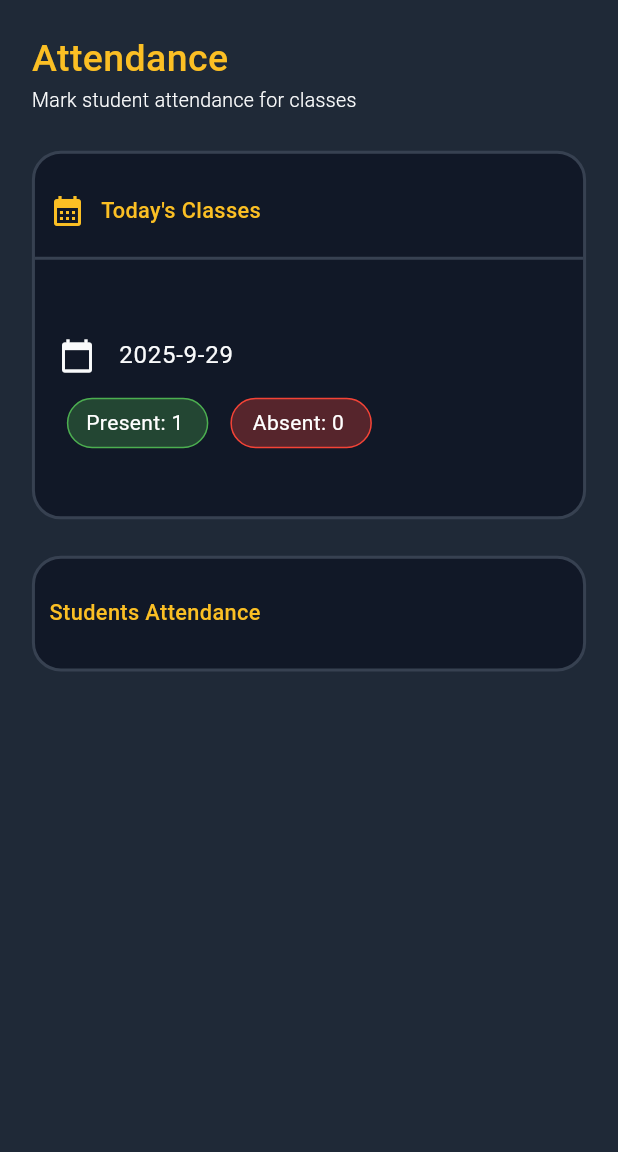
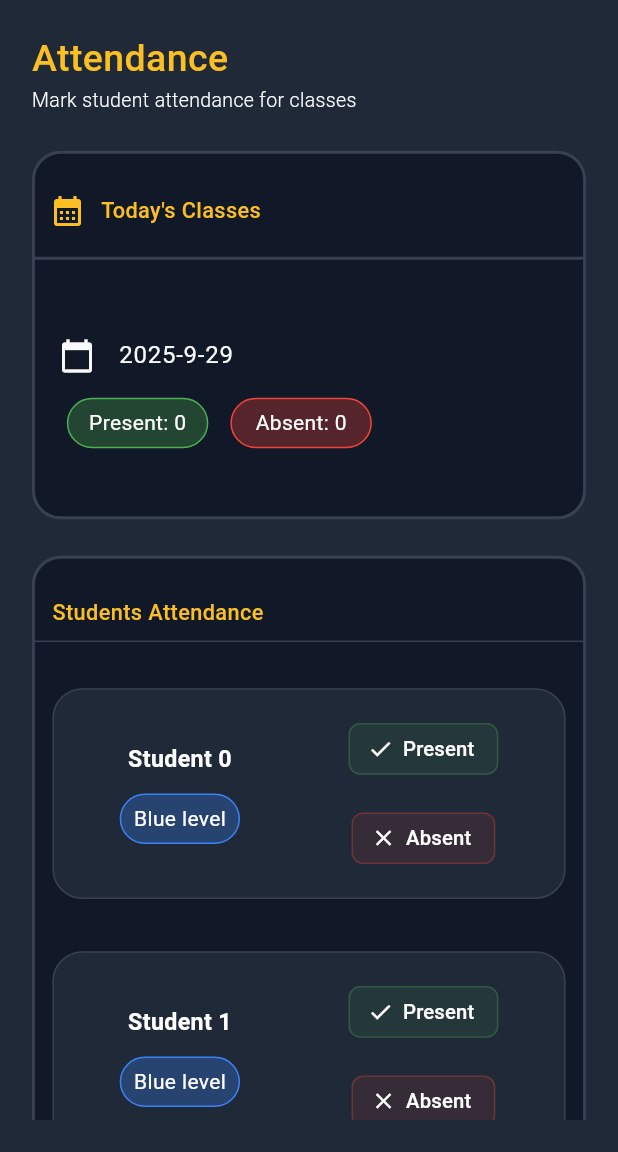
Before and after one commit to Mahfouz28/academy, a Flutter app: the Attendance screen opened by its route, on a phone screen of 412 x 824 dp, the part 84-1236 px from its top. Run offline on Flutter 3.47's test engine with Material 3 defaults, Android fonts, the phone set to English and light mode, and no system bars; our stand-ins replace bloc, flutter_bloc, flutter_screenutil, supabase_flutter; accounts and stored records are empty.

Commit message:
add student attendace card  ,and logic

```diff
--- a/lib/features/attendance/ui/pages/attendance.dart
+++ b/lib/features/attendance/ui/pages/attendance.dart
@@ -2,14 +2,54 @@ import 'package:academy/core/themes/app_color.dart';
 import 'package:academy/core/widgets/app_bar.dart';
 import 'package:academy/core/widgets/app_card.dart';
 import 'package:academy/core/widgets/drawer.dart';
-import 'package:academy/core/widgets/status_badge.dart';
-
+import 'package:academy/features/attendance/ui/widgets/attend_card.dart';
 import 'package:academy/features/attendance/ui/widgets/attendancr_header.dart';
 import 'package:flutter/material.dart';
 import 'package:flutter_screenutil/flutter_screenutil.dart';
 
-class Attendance extends StatelessWidget {
+class Attendance extends StatefulWidget {
   const Attendance({super.key});
+
+  @override
+  State<Attendance> createState() => _AttendanceState();
+}
+
+class _AttendanceState extends State<Attendance> {
+  int counterPresent = 0;
+  int counterAbsent = 0;
+
+  List<StudentAttendance> students = List.generate(
+    2,
+    (index) => StudentAttendance(name: "Student $index", belt: "Blue level"),
+  );
+
+  void toggleAttend(int index) {
+    setState(() {
+      final student = students[index];
+
+      if (student.isAbsent) counterAbsent--;
+
+      if (!student.isAttend) {
+        student.isAttend = true;
+        student.isAbsent = false;
+        counterPresent++;
+      }
+    });
+  }
+
+  void toggleAbsent(int index) {
+    setState(() {
+      final student = students[index];
+
+      if (student.isAttend) counterPresent--;
+
+      if (!student.isAbsent) {
+        student.isAbsent = true;
+        student.isAttend = false;
+        counterAbsent++;
+      }
+    });
+  }
 
   @override
   Widget build(BuildContext context) {
@@ -25,18 +65,20 @@ class Attendance extends StatelessWidget {
               physics: const AlwaysScrollableScrollPhysics(
                 parent: BouncingScrollPhysics(),
               ),
-
               child: Column(
                 crossAxisAlignment: CrossAxisAlignment.start,
                 children: [
-                  AttendancrHeader(),
+                  AttendancrHeader(
+                    attend: counterPresent,
+                    absent: counterAbsent,
+                  ),
                   AppCard(
-                    child: Padding(
-                      padding: EdgeInsets.symmetric(horizontal: 10.0.r),
-                      child: Column(
-                        crossAxisAlignment: CrossAxisAlignment.start,
-                        children: [
-                          Text(
+                    child: Column(
+                      crossAxisAlignment: CrossAxisAlignment.start,
+                      children: [
+                        Padding(
+                          padding: EdgeInsets.symmetric(horizontal: 12.0.r),
+                          child: Text(
                             'Students Attendance',
                             style: TextStyle(
                               fontSize: 15.sp,
@@ -44,8 +86,67 @@ class Attendance extends StatelessWidget {
                               color: AppColors.chart1,
                             ),
                           ),
-                          Container(),
-                        ],
+                        ),
+                        Divider(color: AppColors.border),
+                        12.verticalSpace,
+
+                        // ✅ بناء القائمة
+                        ListView.separated(
+                          itemBuilder: (context, index) {
+                            final student = students[index];
+                            return AttendCard(
+                              studentName: student.name,
+                              belt: student.belt,
+                              isAttend: student.isAttend,
+                              isAbsent: student.isAbsent,
+                              onAttendTap: () => toggleAttend(index),
+                              onAbsentTap: () => toggleAbsent(index),
+                            );
+                          },
+                          separatorBuilder: (context, index) =>
+                              12.verticalSpace,
+                          itemCount: students.length,
+                          shrinkWrap: true,
+                          physics: const NeverScrollableScrollPhysics(),
+                        ),
+                      ],
+                    ),
+                  ),
+                  20.verticalSpace,
+                  Center(
+                    child: SizedBox(
+                      width: 235.w,
+                      child: ElevatedButton(
+                        onPressed: () {
+                          // Handle submit attendance logic here
+                          print('Attendance Submitted!');
+                          print('Present: $counterPresent');
+                          print('Absent: $counterAbsent');
+                        },
+                        style: ElevatedButton.styleFrom(
+                          backgroundColor: Colors.red,
+                          padding: EdgeInsets.symmetric(
+                            horizontal: 40.w,
+                            vertical: 12.h,
+                          ),
+                          shape: RoundedRectangleBorder(
+                            borderRadius: BorderRadius.circular(10.r),
+                          ),
+                        ),
+                        child: Row(
+                          children: [
+                            Icon(Icons.save, color: AppColors.card),
+                            12.horizontalSpace,
+                            Text(
+                              'Save Attendance',
+                              style: TextStyle(
+                                fontSize: 16.sp,
+                                fontWeight: FontWeight.bold,
+                                color: AppColors.card,
+                              ),
+                            ),
+                          ],
+                        ),
                       ),
                     ),
                   ),
@@ -58,3 +159,17 @@ class Attendance extends StatelessWidget {
     );
   }
 }
+
+class StudentAttendance {
+  final String name;
+  final String belt;
+  bool isAttend;
+  bool isAbsent;
+
+  StudentAttendance({
+    required this.name,
+    required this.belt,
+    this.isAttend = false,
+    this.isAbsent = false,
+  });
+}
--- /dev/null
+++ b/lib/features/attendance/ui/widgets/attend_card.dart
@@ -0,0 +1,92 @@
+import 'package:academy/core/themes/app_color.dart';
+import 'package:academy/core/widgets/status_badge.dart';
+import 'package:academy/features/attendance/ui/widgets/attendance_botton.dart';
+import 'package:flutter/material.dart';
+import 'package:flutter_screenutil/flutter_screenutil.dart';
+
+class AttendCard extends StatelessWidget {
+  final String studentName;
+  final String belt;
+  final bool isAttend;
+  final bool isAbsent;
+  final VoidCallback onAttendTap;
+  final VoidCallback onAbsentTap;
+
+  const AttendCard({
+    super.key,
+    required this.studentName,
+    required this.belt,
+    this.isAttend = false,
+    this.isAbsent = false,
+    required this.onAttendTap,
+    required this.onAbsentTap,
+  });
+
+  @override
+  Widget build(BuildContext context) {
+    return Container(
+      margin: EdgeInsets.all(12.r),
+      decoration: BoxDecoration(
+        color: isAttend
+            ? Colors.green.withOpacity(0.1)
+            : isAbsent
+            ? Colors.red.withOpacity(0.1)
+            : AppColors.background,
+        borderRadius: BorderRadius.circular(20),
+        border: Border.all(color: AppColors.border),
+      ),
+      child: Padding(
+        padding: EdgeInsets.symmetric(horizontal: 8.r, vertical: 16.r),
+        child: Row(
+          mainAxisAlignment: MainAxisAlignment.spaceAround,
+          children: [
+            Column(
+              children: [
+                Text(
+                  studentName,
+                  style: TextStyle(
+                    fontSize: 16.sp,
+                    fontWeight: FontWeight.bold,
+                    color: Colors.white,
+                  ),
+                ),
+                12.verticalSpace,
+                StatusBadge(
+                  backgroundColor: AppColors.chart3.withOpacity(.3),
+                  borderColor: AppColors.chart3,
+                  textColor: Colors.white,
+                  text: belt,
+                ),
+              ],
+            ),
+            Column(
+              children: [
+                AttendanceButton(
+                  text: "Present ",
+                  icon: Icons.check,
+                  backgroundColor: isAttend
+                      ? Colors.green.withOpacity(.6)
+                      : Colors.green.withOpacity(.1),
+                  borderColor: Colors.green.withOpacity(.3),
+                  textColor: Colors.white,
+                  onTap: onAttendTap,
+                ),
+                12.verticalSpace,
+                AttendanceButton(
+                  text: "Absent ",
+                  icon: Icons.close,
+                  backgroundColor: isAbsent
+                      ? Colors.red.withOpacity(.6)
+                      : Colors.red.withOpacity(.1),
+                  borderColor: Colors.red.withOpacity(.3),
+                  textColor: Colors.white,
+                  onTap: onAbsentTap,
+                ),
+              ],
+            ),
+          ],
+        ),
+      ),
+    );
+  }
+}
--- /dev/null
+++ b/lib/features/attendance/ui/widgets/attendance_botton.dart
@@ -0,0 +1,58 @@
+import 'package:flutter/material.dart';
+import 'package:flutter_screenutil/flutter_screenutil.dart';
+
+class AttendanceButton extends StatelessWidget {
+  final String text;
+  final Color backgroundColor;
+  final Color borderColor;
+  final Color textColor;
+  final IconData? icon;
+  final double? width;
+  final double? height;
+  final VoidCallback? onTap;
+
+  const AttendanceButton({
+    super.key,
+    required this.text,
+    required this.backgroundColor,
+    required this.borderColor,
+    required this.textColor,
+    this.icon,
+    this.width,
+    this.height,
+    this.onTap,
+  });
+
+  @override
+  Widget build(BuildContext context) {
+    return TextButton(
+      onPressed: onTap,
+      style: TextButton.styleFrom(
+        padding: EdgeInsets.zero, // remove default padding
+        minimumSize: Size(width?.w ?? 0, height?.h ?? 0),
+        backgroundColor: backgroundColor,
+        shape: RoundedRectangleBorder(
+          borderRadius: BorderRadius.circular(8.r),
+          side: BorderSide(color: borderColor),
+        ),
+      ),
+      child: Padding(
+        padding: EdgeInsets.symmetric(horizontal: 12.w, vertical: 8.h),
+        child: Row(
+          mainAxisSize: MainAxisSize.min,
+          mainAxisAlignment: MainAxisAlignment.center,
+          children: [
+            if (icon != null) ...[
+              Icon(icon, color: textColor, size: 18.sp),
+              SizedBox(width: 6.w),
+            ],
+            Text(
+              text,
+              style: TextStyle(color: textColor, fontSize: 14.sp),
+            ),
+          ],
+        ),
+      ),
+    );
+  }
+}
--- a/lib/features/attendance/ui/widgets/attendancr_header.dart
+++ b/lib/features/attendance/ui/widgets/attendancr_header.dart
@@ -6,7 +6,10 @@ import 'package:flutter/material.dart';
 import 'package:flutter_screenutil/flutter_screenutil.dart';
 
 class AttendancrHeader extends StatelessWidget {
-  const AttendancrHeader({super.key});
+  final int attend;
+  final int absent;
+
+  AttendancrHeader({super.key, required this.attend, required this.absent});
 
   @override
   Widget build(BuildContext context) {
@@ -56,7 +59,7 @@ class AttendancrHeader extends StatelessWidget {
                     StatusBadge(
                       width: 90,
 
-                      text: 'Present: 1 ',
+                      text: 'Present: $attend',
                       backgroundColor: Colors.green.withOpacity(0.3),
                       borderColor: Colors.green,
                       textColor: Colors.white,
@@ -65,7 +68,7 @@ class AttendancrHeader extends StatelessWidget {
                     StatusBadge(
                       width: 90,
 
-                      text: 'Absent: 0 ',
+                      text: 'Absent: $absent',
                       backgroundColor: Colors.red.withOpacity(0.3),
                       borderColor: Colors.red,
                       textColor: Colors.white,
```
